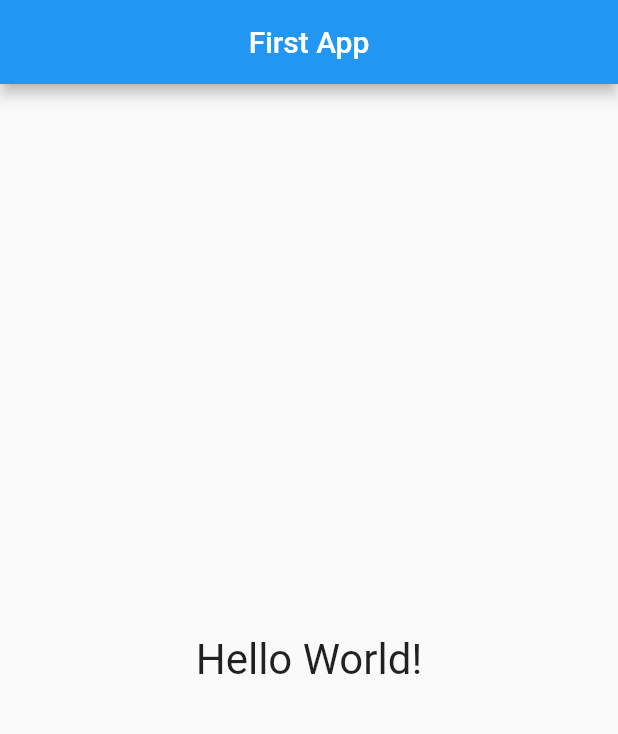
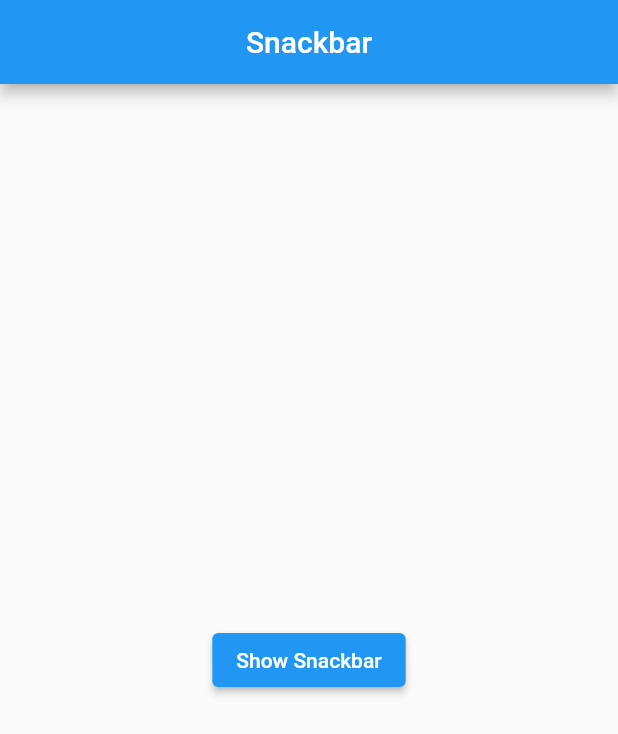
Before and after one commit to rianllauo/Flutter_basic, a Flutter app: the screen it shows after launch, on a phone screen of 412 x 824 dp. Shown: the top 734 px of the screen. Run offline on Flutter 3.47's test engine with Material 2 defaults, Android fonts, the phone set to English and light mode, and no system bars.

Commit message:
snackbar

```diff
--- a/lib/main.dart
+++ b/lib/main.dart
@@ -5,22 +5,44 @@ void main() {
 }
 
 class MyApp extends StatelessWidget {
+  const MyApp({super.key});
+
   @override
   Widget build(BuildContext context) {
     return MaterialApp(
       debugShowCheckedModeBanner: false,
-      home: Scaffold(
-        appBar: AppBar(
-          title: const Text('First App'),
-          centerTitle: true,
-        ),
-        body: const Center(
-          child: Text(
-            'Hello World!',
-            style: TextStyle(fontSize: 28),
-          ),
-        ),
-      ),
+      home: HomePage(),
     );
   }
 }
+
+class HomePage extends StatelessWidget {
+  const HomePage({super.key});
+
+  @override
+  Widget build(BuildContext context) {
+    return Scaffold(
+      appBar: AppBar(
+        title: Text('Snackbar'),
+        centerTitle: true,
+      ),
+      body: Center(
+          child: ElevatedButton(
+        onPressed: () {
+          ScaffoldMessenger.of(context).showSnackBar(SnackBar(
+            content: Text('ini Snackbar'),
+            action: SnackBarAction(label: 'cancle', onPressed: () {}),
+            behavior: SnackBarBehavior.floating,
+            backgroundColor: Colors.red,
+            duration: Duration(seconds: 2),
+            margin: EdgeInsets.only(bottom: 20, left: 8, right: 8),
+            shape: RoundedRectangleBorder(
+              borderRadius: BorderRadius.circular(15),
+            ),
+          ));
+        },
+        child: Text('Show Snackbar'),
+      )),
+    );
+  }
+}
```
